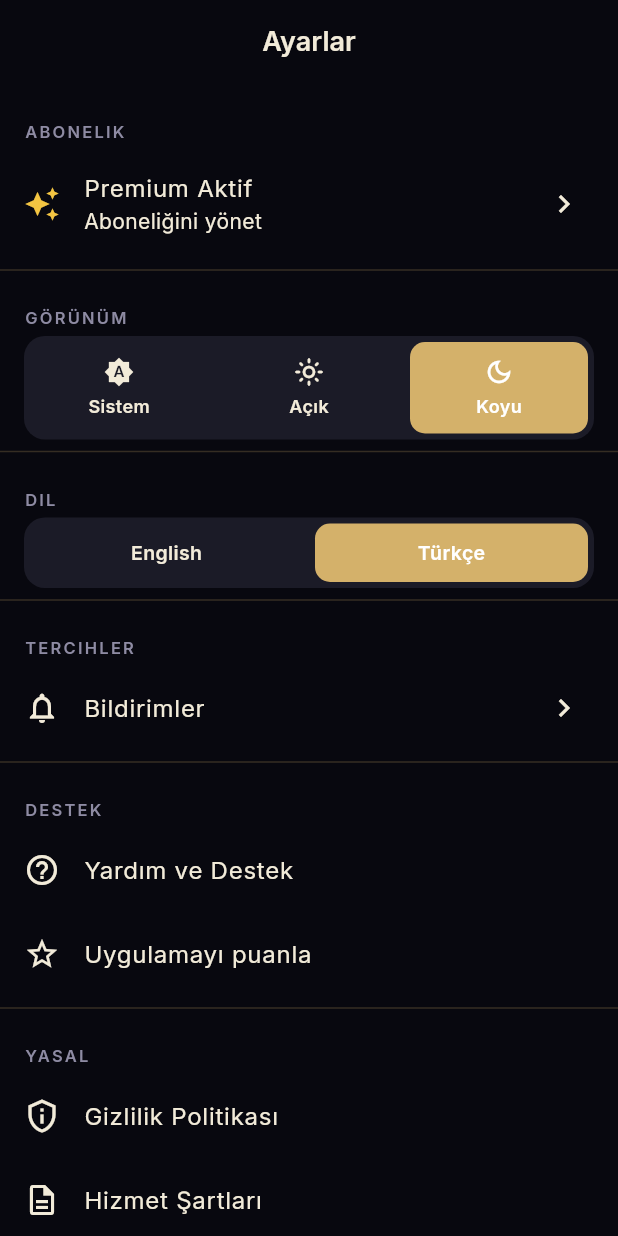
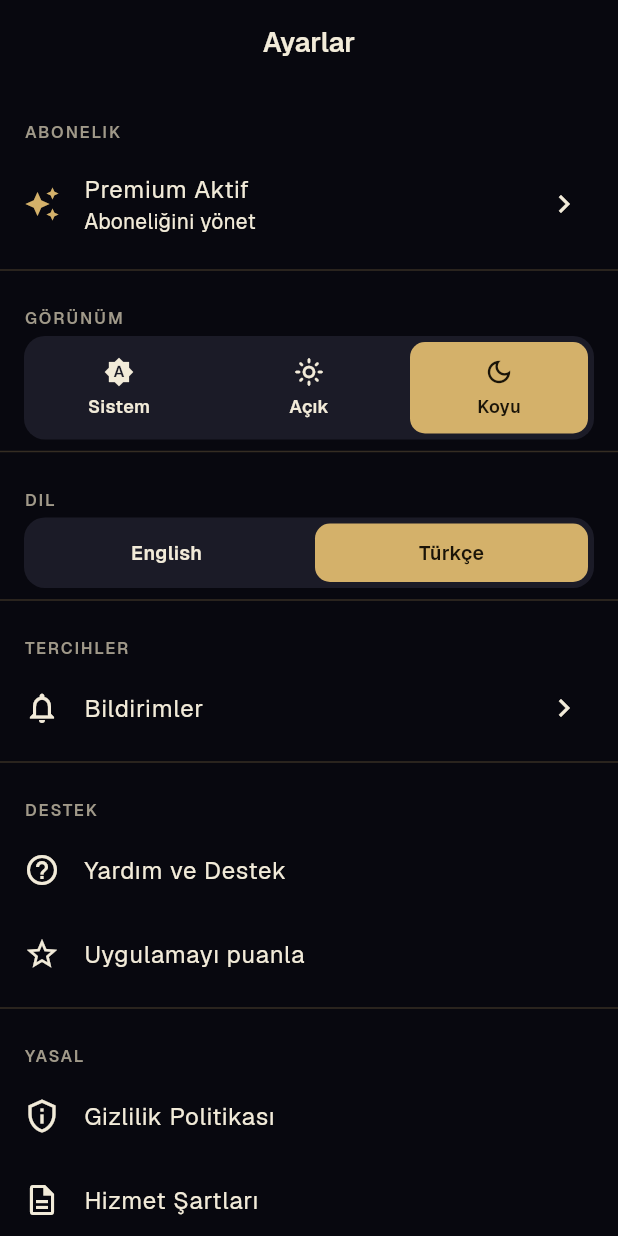
Before and after one commit to arzumanmamishov/cosmic-mirror, a Flutter app: the SettingsScreen screen opened by its route, after a tap on "Türkçe", on a phone screen of 412 x 824 dp. Run offline on Flutter 3.47's test engine with Material 3 defaults, Android fonts, the phone set to English and light mode, and no system bars; our stand-ins replace cached_network_image, dio, equatable, firebase_auth, firebase_core, flutter_riverpod and 9 more; missing offline and left inert: flutter_stripe, purchases_flutter; accounts and stored records are empty; network calls fail.

Commit message:
Carry the Lively design system across the whole app
The Task 1 redesign rebuilt Auth/Onboarding/Welcome, but the other
~33 screens still read the legacy CosmicColors (purple/pink) and
CosmicTypography (Playfair + Inter). Rather than rewrite 33 screen
files, re-point the shared foundations they all draw from:

- CosmicColors → the Lively "Dark · Cosmic" values (bronze-gold on
  near-black, gold gradients, gold-tinted glass borders).
- CosmicTypography → bundled Instrument Serif (italic display) +
  Geist (UI), replacing Playfair + Inter.
- App ThemeData textTheme + AppBar/button fonts → Geist; primary
  button foreground → the dark onPrimary ink (primary is gold now).

Every screen is now colour- and type-consistent with the redesigned
ones. Per-screen layout redesigns (Tasks 2-9) remain, but the whole
app now speaks one visual language.

Co-Authored-By: Claude Opus 4.7 (1M context) <noreply@anthropic.com>

```diff
--- a/flutter_app/lib/config/theme/app_theme.dart
+++ b/flutter_app/lib/config/theme/app_theme.dart
@@ -1,5 +1,4 @@
 import 'package:flutter/material.dart';
-import 'package:google_fonts/google_fonts.dart';
 
 import 'app_palette.dart';
 
@@ -26,11 +25,11 @@ class CosmicTheme {
       colorScheme: ColorScheme(
         brightness: brightness,
         primary: p.primary,
-        onPrimary: brightness == Brightness.dark
-            ? const Color(0xFFFFFFFF)
-            : const Color(0xFFFFFFFF),
+        // primary is gold in both themes — its foreground must be the
+        // dark ink token, not white.
+        onPrimary: p.onPrimary,
         secondary: p.accent,
-        onSecondary: const Color(0xFFFFFFFF),
+        onSecondary: p.onPrimary,
         surface: p.surface,
         onSurface: p.textPrimary,
         error: p.error,
@@ -38,7 +37,10 @@ class CosmicTheme {
         surfaceContainerHighest: p.surfaceElevated,
         outline: p.glassBorder,
       ),
-      textTheme: GoogleFonts.interTextTheme(baseTextTheme).apply(
+      // Bundled Geist family applied across the whole text theme — every
+      // raw Text widget inherits the design-system UI font.
+      textTheme: baseTextTheme.apply(
+        fontFamily: 'Geist',
         bodyColor: p.textPrimary,
         displayColor: p.textPrimary,
       ),
@@ -49,7 +51,7 @@ class CosmicTheme {
         centerTitle: true,
         iconTheme: IconThemeData(color: p.textPrimary),
         titleTextStyle: TextStyle(
-          fontFamily: 'Inter',
+          fontFamily: 'Geist',
           fontSize: 18,
           fontWeight: FontWeight.w600,
           color: p.textPrimary,
@@ -67,15 +69,13 @@ class CosmicTheme {
       elevatedButtonTheme: ElevatedButtonThemeData(
         style: ElevatedButton.styleFrom(
           backgroundColor: p.primary,
-          foregroundColor: brightness == Brightness.dark
-              ? p.textPrimary
-              : Colors.white,
+          foregroundColor: p.onPrimary,
           minimumSize: const Size(double.infinity, 52),
           shape: RoundedRectangleBorder(
             borderRadius: BorderRadius.circular(12),
           ),
           textStyle: const TextStyle(
-            fontFamily: 'Inter',
+            fontFamily: 'Geist',
             fontSize: 16,
             fontWeight: FontWeight.w600,
           ),
@@ -90,7 +90,7 @@ class CosmicTheme {
           ),
           side: BorderSide(color: p.glassBorder),
           textStyle: const TextStyle(
-            fontFamily: 'Inter',
+            fontFamily: 'Geist',
             fontSize: 16,
             fontWeight: FontWeight.w600,
           ),
@@ -100,7 +100,7 @@ class CosmicTheme {
         style: TextButton.styleFrom(
           foregroundColor: p.primary,
           textStyle: const TextStyle(
-            fontFamily: 'Inter',
+            fontFamily: 'Geist',
             fontSize: 14,
             fontWeight: FontWeight.w600,
           ),
--- a/flutter_app/lib/config/theme/colors.dart
+++ b/flutter_app/lib/config/theme/colors.dart
@@ -1,57 +1,65 @@
 import 'package:flutter/material.dart';
 
+/// Legacy color constants used by screens that pre-date the
+/// [AppPalette] ThemeExtension. Re-pointed at the **Lively "Dark ·
+/// Cosmic"** values so every older screen that reads `CosmicColors.*`
+/// picks up the bronze-gold-on-near-black design system automatically.
+///
+/// New screens should prefer `context.palette` (AppPalette) — this class
+/// is kept only so the not-yet-rebuilt screens stay visually consistent.
 class CosmicColors {
   CosmicColors._();
 
-  // Core palette
-  static const Color background = Color(0xFF0A0E27);
-  static const Color surface = Color(0xFF141833);
-  static const Color surfaceLight = Color(0xFF1E2347);
-  static const Color primary = Color(0xFF6C3CE1);
-  static const Color primaryLight = Color(0xFF8B5CF6);
-  static const Color accent = Color(0xFFE14B8A);
-  static const Color accentLight = Color(0xFFF472B6);
-  static const Color gold = Color(0xFFF4C542);
+  // Core palette — Lively Dark · Cosmic.
+  static const Color background = Color(0xFF08080F);
+  static const Color surface = Color(0xFF13131C);
+  static const Color surfaceLight = Color(0xFF1B1B27);
+  static const Color primary = Color(0xFFD4B16A);
+  static const Color primaryLight = Color(0xFFE8C988);
+  static const Color accent = Color(0xFFE8C988);
+  static const Color accentLight = Color(0xFFF0DCAE);
+  static const Color gold = Color(0xFFD4B16A);
 
-  // Text
-  static const Color textPrimary = Color(0xFFF0EFF4);
-  static const Color textSecondary = Color(0xFF8E8BA3);
-  static const Color textTertiary = Color(0xFF5C5A6E);
+  // Text.
+  static const Color textPrimary = Color(0xFFF2EBD9);
+  static const Color textSecondary = Color(0xFFA09989);
+  static const Color textTertiary = Color(0xFF6A6358);
 
-  // Semantic
-  static const Color success = Color(0xFF34D399);
-  static const Color warning = Color(0xFFFBBF24);
-  static const Color error = Color(0xFFF87171);
+  // Semantic.
+  static const Color success = Color(0xFF7FB686);
+  static const Color warning = Color(0xFFE0A86E);
+  static const Color error = Color(0xFFD87575);
 
-  // Gradients
+  // Gradients — gold sheens, no more purple/pink.
   static const LinearGradient primaryGradient = LinearGradient(
-    colors: [primary, accent],
+    colors: [Color(0xFFE8C988), Color(0xFFD4B16A)],
     begin: Alignment.topLeft,
     end: Alignment.bottomRight,
   );
 
   static const LinearGradient premiumGradient = LinearGradient(
-    colors: [Color(0xFF6C3CE1), Color(0xFFE14B8A), Color(0xFFF4C542)],
+    colors: [Color(0xFFE8C988), Color(0xFFD4B16A), Color(0xFF9C8049)],
     begin: Alignment.topLeft,
     end: Alignment.bottomRight,
   );
 
   static const LinearGradient cardGradient = LinearGradient(
-    colors: [Color(0xFF1A1F3D), Color(0xFF141833)],
+    colors: [Color(0xFF13131C), Color(0xFF08080F)],
     begin: Alignment.topLeft,
     end: Alignment.bottomRight,
   );
 
   static const LinearGradient cosmicGlow = LinearGradient(
     colors: [
-      Color(0x336C3CE1),
-      Color(0x00141833),
+      Color(0x33D4B16A),
+      Color(0x0008080F),
     ],
     begin: Alignment.topCenter,
     end: Alignment.bottomCenter,
   );
 
-  // Glassmorphism
-  static Color glassBackground = Colors.white.withOpacity(0.05);
-  static Color glassBorder = Colors.white.withOpacity(0.1);
+  // Glassmorphism — gold-tinted hairline border.
+  static final Color glassBackground = Colors.white.withValues(alpha: 0.04);
+  static final Color glassBorder =
+      const Color(0xFFD4B16A).withValues(alpha: 0.22);
 }
--- a/flutter_app/lib/config/theme/typography.dart
+++ b/flutter_app/lib/config/theme/typography.dart
@@ -1,113 +1,139 @@
 import 'package:flutter/material.dart';
-import 'package:google_fonts/google_fonts.dart';
 
 import 'colors.dart';
 
+/// Legacy text styles for screens that pre-date [LivelyType]. Re-pointed
+/// at the bundled Lively fonts — **Instrument Serif** (italic display) and
+/// **Geist** (UI) — so older screens inherit the design-system type
+/// identity. New screens should prefer `LivelyType`.
 class CosmicTypography {
   CosmicTypography._();
 
-  static TextStyle get displayLarge => GoogleFonts.playfairDisplay(
-        fontSize: 32,
-        fontWeight: FontWeight.w700,
+  static const String _serif = 'InstrumentSerif';
+  static const String _ui = 'Geist';
+
+  static const TextStyle displayLarge = TextStyle(
+    fontFamily: _serif,
+    fontStyle: FontStyle.italic,
+    fontSize: 34,
+    fontWeight: FontWeight.w400,
     color: CosmicColors.textPrimary,
     letterSpacing: -0.5,
   );
 
-  static TextStyle get displayMedium => GoogleFonts.playfairDisplay(
-        fontSize: 28,
-        fontWeight: FontWeight.w600,
+  static const TextStyle displayMedium = TextStyle(
+    fontFamily: _serif,
+    fontStyle: FontStyle.italic,
+    fontSize: 29,
+    fontWeight: FontWeight.w400,
     color: CosmicColors.textPrimary,
     letterSpacing: -0.3,
   );
 
-  static TextStyle get displaySmall => GoogleFonts.playfairDisplay(
-        fontSize: 24,
-        fontWeight: FontWeight.w600,
+  static const TextStyle displaySmall = TextStyle(
+    fontFamily: _serif,
+    fontStyle: FontStyle.italic,
+    fontSize: 25,
+    fontWeight: FontWeight.w400,
     color: CosmicColors.textPrimary,
   );
 
-  static TextStyle get headlineLarge => GoogleFonts.inter(
+  static const TextStyle headlineLarge = TextStyle(
+    fontFamily: _ui,
     fontSize: 22,
-        fontWeight: FontWeight.w700,
+    fontWeight: FontWeight.w600,
     color: CosmicColors.textPrimary,
+    letterSpacing: -0.2,
   );
 
-  static TextStyle get headlineMedium => GoogleFonts.inter(
+  static const TextStyle headlineMedium = TextStyle(
+    fontFamily: _ui,
     fontSize: 20,
     fontWeight: FontWeight.w600,
     color: CosmicColors.textPrimary,
   );
 
-  static TextStyle get headlineSmall => GoogleFonts.inter(
+  static const TextStyle headlineSmall = TextStyle(
+    fontFamily: _ui,
     fontSize: 18,
     fontWeight: FontWeight.w600,
     color: CosmicColors.textPrimary,
   );
 
-  static TextStyle get titleLarge => GoogleFonts.inter(
+  static const TextStyle titleLarge = TextStyle(
+    fontFamily: _ui,
     fontSize: 17,
-        fontWeight: FontWeight.w600,
+    fontWeight: FontWeight.w500,
     color: CosmicColors.textPrimary,
   );
 
-  static TextStyle get titleMedium => GoogleFonts.inter(
+  static const TextStyle titleMedium = TextStyle(
+    fontFamily: _ui,
     fontSize: 16,
     fontWeight: FontWeight.w500,
     color: CosmicColors.textPrimary,
   );
 
-  static TextStyle get bodyLarge => GoogleFonts.inter(
+  static const TextStyle bodyLarge = TextStyle(
+    fontFamily: _ui,
     fontSize: 16,
     fontWeight: FontWeight.w400,
     color: CosmicColors.textPrimary,
     height: 1.5,
   );
 
-  static TextStyle get bodyMedium => GoogleFonts.inter(
+  static const TextStyle bodyMedium = TextStyle(
+    fontFamily: _ui,
     fontSize: 14,
     fontWeight: FontWeight.w400,
     color: CosmicColors.textPrimary,
     height: 1.5,
   );
 
-  static TextStyle get bodySmall => GoogleFonts.inter(
+  static const TextStyle bodySmall = TextStyle(
+    fontFamily: _ui,
     fontSize: 13,
     fontWeight: FontWeight.w400,
     color: CosmicColors.textSecondary,
     height: 1.4,
   );
 
-  static TextStyle get labelLarge => GoogleFonts.inter(
+  static const TextStyle labelLarge = TextStyle(
+    fontFamily: _ui,
     fontSize: 14,
     fontWeight: FontWeight.w600,
     color: CosmicColors.textPrimary,
-        letterSpacing: 0.5,
+    letterSpacing: 0.3,
   );
 
-  static TextStyle get labelSmall => GoogleFonts.inter(
+  static const TextStyle labelSmall = TextStyle(
+    fontFamily: _ui,
     fontSize: 11,
     fontWeight: FontWeight.w500,
     color: CosmicColors.textSecondary,
-        letterSpacing: 1.0,
+    letterSpacing: 0.8,
   );
 
-  static TextStyle get caption => GoogleFonts.inter(
+  static const TextStyle caption = TextStyle(
+    fontFamily: _ui,
     fontSize: 12,
     fontWeight: FontWeight.w400,
     color: CosmicColors.textSecondary,
   );
 
-  static TextStyle get overline => GoogleFonts.inter(
+  static const TextStyle overline = TextStyle(
+    fontFamily: _ui,
     fontSize: 11,
     fontWeight: FontWeight.w600,
     color: CosmicColors.textSecondary,
-        letterSpacing: 1.5,
+    letterSpacing: 1.2,
   );
 
-  static TextStyle get affirmation => GoogleFonts.playfairDisplay(
-        fontSize: 20,
-        fontWeight: FontWeight.w500,
+  static const TextStyle affirmation = TextStyle(
+    fontFamily: _serif,
     fontStyle: FontStyle.italic,
+    fontSize: 21,
+    fontWeight: FontWeight.w400,
     color: CosmicColors.gold,
     height: 1.6,
   );
```
Lines whose indentation alone changed are shown as unchanged.
